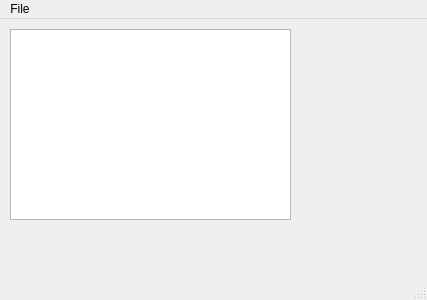
Old version of the form scripts/pyqt/text_editor.ui in the repository goodgodgd/ian-lecture.
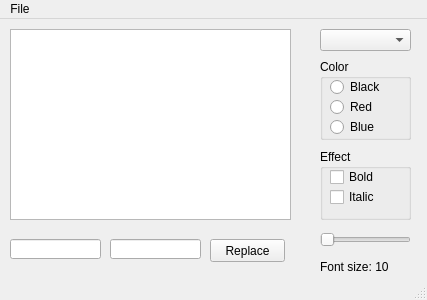
New version of the form.

Patch:
```diff
--- a/scripts/pyqt/text_editor.ui
+++ b/scripts/pyqt/text_editor.ui
@@ -14,6 +14,94 @@
    <string>MainWindow</string>
   </property>
   <widget class="QWidget" name="centralwidget">
+   <widget class="QPushButton" name="pushButton_replace">
+    <property name="geometry">
+     <rect>
+      <x>210</x>
+      <y>220</y>
+      <width>75</width>
+      <height>23</height>
+     </rect>
+    </property>
+    <property name="text">
+     <string>Replace</string>
+    </property>
+   </widget>
+   <widget class="QGroupBox" name="groupBox">
+    <property name="geometry">
+     <rect>
+      <x>320</x>
+      <y>40</y>
+      <width>91</width>
+      <height>81</height>
+     </rect>
+    </property>
+    <property name="title">
+     <string>Color</string>
+    </property>
+    <widget class="QRadioButton" name="radioButton_black">
+     <property name="geometry">
+      <rect>
+       <x>10</x>
+       <y>20</y>
+       <width>71</width>
+       <height>16</height>
+      </rect>
+     </property>
+     <property name="text">
+      <string>Black</string>
+     </property>
+    </widget>
+    <widget class="QRadioButton" name="radioButton_red">
+     <property name="geometry">
+      <rect>
+       <x>10</x>
+       <y>40</y>
+       <width>71</width>
+       <height>16</height>
+      </rect>
+     </property>
+     <property name="text">
+      <string>Red</string>
+     </property>
+    </widget>
+    <widget class="QRadioButton" name="radioButton_blue">
+     <property name="geometry">
+      <rect>
+       <x>10</x>
+       <y>60</y>
+       <width>71</width>
+       <height>16</height>
+      </rect>
+     </property>
+     <property name="text">
+      <string>Blue</string>
+     </property>
+    </widget>
+   </widget>
+   <widget class="QComboBox" name="comboBox">
+    <property name="geometry">
+     <rect>
+      <x>320</x>
+      <y>10</y>
+      <width>91</width>
+      <height>22</height>
+     </rect>
+    </property>
+   </widget>
+   <widget class="QSlider" name="horizontalSlider">
+    <property name="geometry">
+     <rect>
+      <x>320</x>
+      <y>210</y>
+      <width>91</width>
+      <height>22</height>
+     </rect>
+    </property>
+    <property name="orientation">
+     <enum>Qt::Horizontal</enum>
+    </property>
+   </widget>
    <widget class="QTextEdit" name="textEdit">
     <property name="geometry">
      <rect>
@@ -24,6 +112,78 @@
      </rect>
     </property>
    </widget>
+   <widget class="QGroupBox" name="groupBox_2">
+    <property name="geometry">
+     <rect>
+      <x>320</x>
+      <y>130</y>
+      <width>91</width>
+      <height>71</height>
+     </rect>
+    </property>
+    <property name="title">
+     <string>Effect</string>
+    </property>
+    <widget class="QCheckBox" name="checkBox_bold">
+     <property name="geometry">
+      <rect>
+       <x>10</x>
+       <y>20</y>
+       <width>71</width>
+       <height>16</height>
+      </rect>
+     </property>
+     <property name="text">
+      <string>Bold</string>
+     </property>
+    </widget>
+    <widget class="QCheckBox" name="checkBox_italic">
+     <property name="geometry">
+      <rect>
+       <x>10</x>
+       <y>40</y>
+       <width>71</width>
+       <height>16</height>
+      </rect>
+     </property>
+     <property name="text">
+      <string>Italic</string>
+     </property>
+    </widget>
+   </widget>
+   <widget class="QLabel" name="label_slider_value">
+    <property name="geometry">
+     <rect>
+      <x>320</x>
+      <y>240</y>
+      <width>91</width>
+      <height>16</height>
+     </rect>
+    </property>
+    <property name="text">
+     <string>Font size: 10</string>
+    </property>
+   </widget>
+   <widget class="QLineEdit" name="lineEdit_replace_src">
+    <property name="geometry">
+     <rect>
+      <x>10</x>
+      <y>220</y>
+      <width>91</width>
+      <height>20</height>
+     </rect>
+    </property>
+   </widget>
+   <widget class="QLineEdit" name="lineEdit_replace_dst">
+    <property name="geometry">
+     <rect>
+      <x>110</x>
+      <y>220</y>
+      <width>91</width>
+      <height>20</height>
+     </rect>
+    </property>
+   </widget>
   </widget>
   <widget class="QMenuBar" name="menubar">
    <property name="geometry">
```
